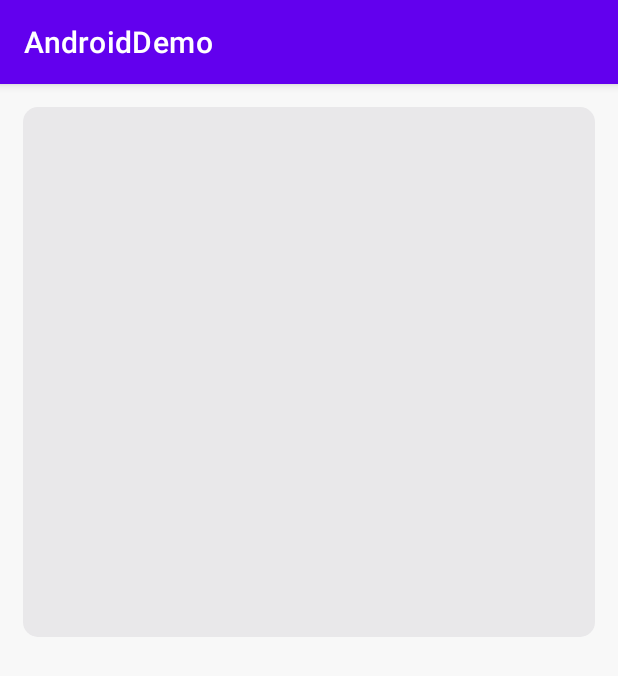
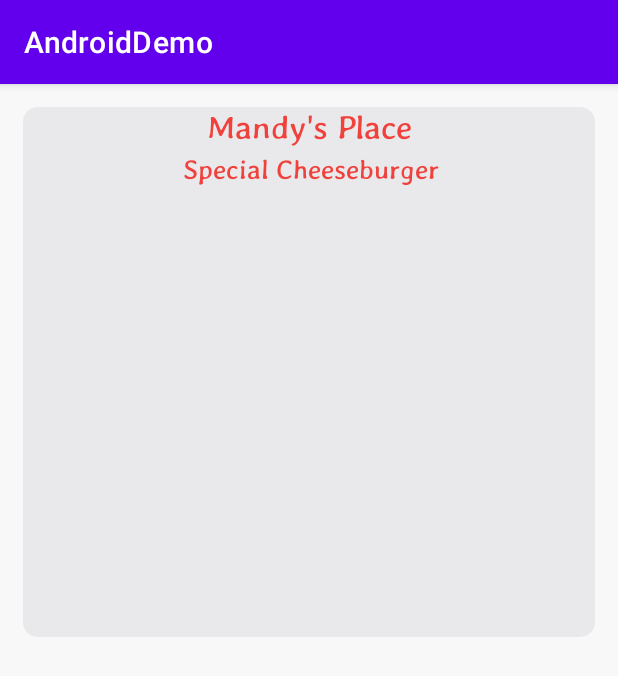
Before and after one commit to mahsaghaderan99/AndroidDemo, an Android app: the screen it shows after launch (MainActivity), on a phone screen of 412 x 824 dp. Shown: the top 676 px of the screen. Run offline under Robolectric (Android 15) with nearby library versions, the phone set to English and light mode, and no system bars.

Commit message:
Add title and subtitle

```diff
--- a/AndroidDemo/app/src/main/res/layout/activity_main.xml
+++ b/AndroidDemo/app/src/main/res/layout/activity_main.xml
@@ -4,11 +4,11 @@
     xmlns:tools="http://schemas.android.com/tools"
     android:layout_width="match_parent"
     android:layout_height="match_parent"
-    tools:context=".MainActivity"
     android:background="@color/background"
-    android:orientation="vertical">
+    android:orientation="vertical"
+    tools:context=".MainActivity">
 
-    <LinearLayout
+    <androidx.constraintlayout.widget.ConstraintLayout
         android:id="@+id/frameLayout"
         android:layout_width="fill_parent"
         android:layout_height="fill_parent"
@@ -19,17 +19,53 @@
         android:visibility="visible"
         app:layout_constraintEnd_toEndOf="parent"
         app:layout_constraintStart_toStartOf="parent"
-        app:layout_constraintTop_toTopOf="parent">></LinearLayout>
+        app:layout_constraintTop_toTopOf="parent">
+
+        <TextView
+            android:id="@+id/company_name"
+            android:layout_width="wrap_content"
+            android:layout_height="wrap_content"
+            android:clickable="false"
+            android:ems="10"
+            android:fontFamily="@font/averia_gruesa_libre"
+            android:gravity="center_horizontal"
+            android:text="Mandy's Place"
+            android:textAlignment="center"
+            android:textAppearance="@style/TextAppearance.AppCompat.Large"
+            android:textColor="@color/red"
+            app:layout_constraintEnd_toEndOf="parent"
+            app:layout_constraintStart_toStartOf="parent"
+            tools:layout_editor_absoluteY="16dp" />
+
+        <TextView
+            android:id="@+id/item_name"
+            android:layout_width="wrap_content"
+            android:layout_height="wrap_content"
+            android:layout_marginTop="4dp"
+            android:clickable="false"
+            android:ems="10"
+            android:fontFamily="@font/averia_gruesa_libre"
+            android:gravity="center_horizontal"
+            android:text="Special Cheeseburger"
+            android:textAlignment="center"
+            android:textAppearance="@style/TextAppearance.AppCompat.Medium"
+            android:textColor="@color/red"
+            app:layout_constraintEnd_toEndOf="parent"
+            app:layout_constraintHorizontal_bias="0.502"
+            app:layout_constraintStart_toStartOf="parent"
+            app:layout_constraintTop_toBottomOf="@+id/company_name" />
+    </androidx.constraintlayout.widget.ConstraintLayout>
+
 
     <LinearLayout
         android:id="@+id/frameLayout1"
         android:layout_width="fill_parent"
         android:layout_height="fill_parent"
         android:layout_margin="15dp"
+        android:layout_weight="1"
+        android:orientation="horizontal"
         android:visibility="visible"
-        android:layout_weight="1"
         app:layout_constraintEnd_toEndOf="parent"
-        android:orientation="horizontal"
         app:layout_constraintStart_toStartOf="parent"
         app:layout_constraintTop_toTopOf="parent">>
     </LinearLayout>
```
